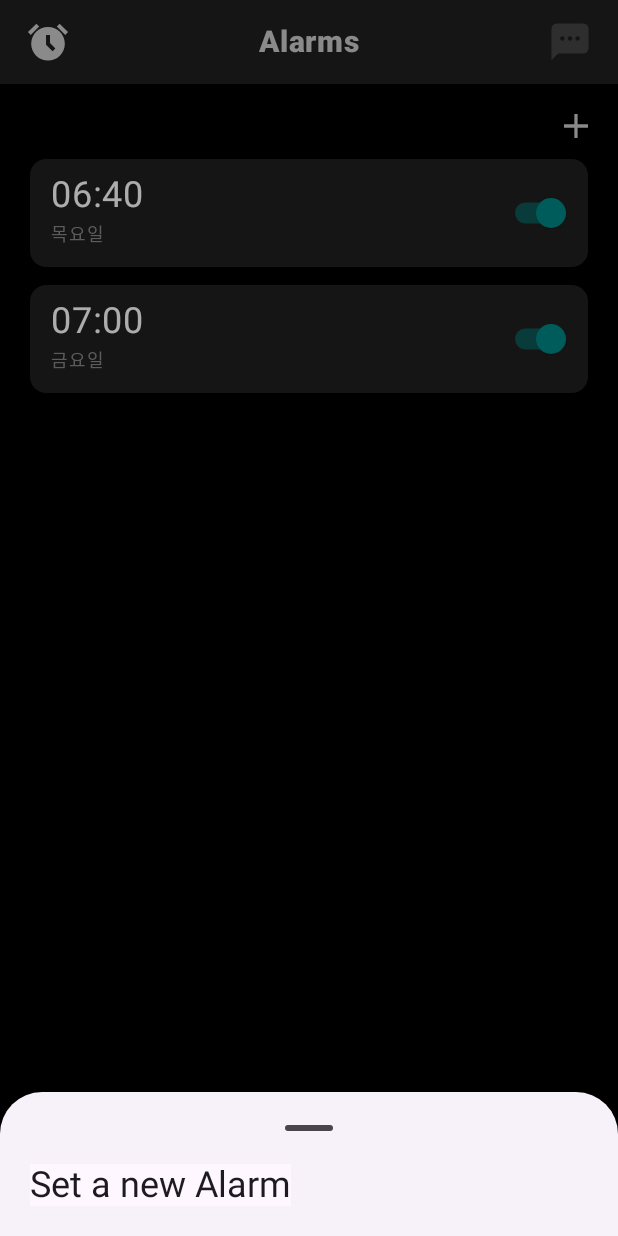
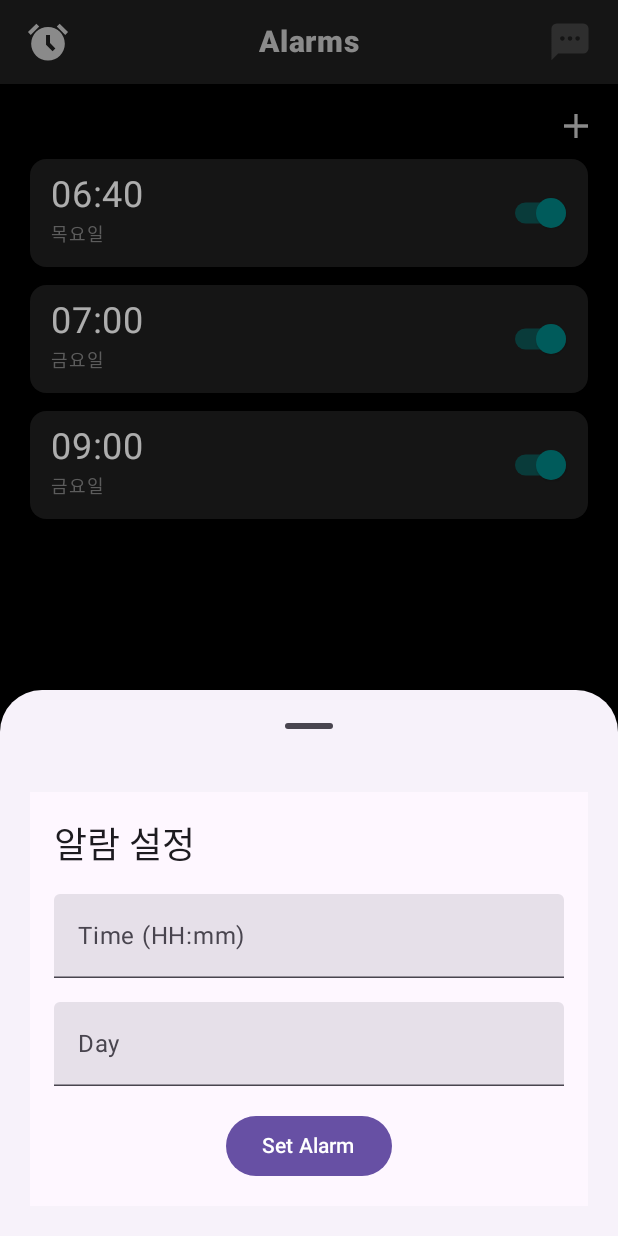
Before and after one commit to Woo124/alarm05, an Android app built with Jetpack Compose: the screen it shows after launch (MainActivity), after a tap on "06:40", on a phone screen of 412 x 824 dp. Run offline under Robolectric (Android 15) with nearby library versions, the phone set to English and light mode, and no system bars; our stand-ins replace Compose Multiplatform resources.

Commit message:
alarmview and add alarm

```diff
--- a/composeApp/src/commonMain/kotlin/ui/navigation/AlarmViewController.kt
+++ b/composeApp/src/commonMain/kotlin/ui/navigation/AlarmViewController.kt
@@ -38,7 +38,8 @@ fun AlarmView() {
     val alarmList = mutableListOf<AlarmInfo>(
         AlarmInfo(mutableStateOf("06:40"), mutableStateOf("목요일"), mutableStateOf(true)),
         AlarmInfo(mutableStateOf("07:00"), mutableStateOf("금요일"), mutableStateOf(true)),
-    )
+        AlarmInfo(mutableStateOf("09:00"), mutableStateOf("금요일"), mutableStateOf(true)),
+        )
 
     Column(
         modifier = Modifier.fillMaxWidth().padding(20.dp),
--- a/composeApp/src/commonMain/kotlin/ui/popup/AlarmPopup.kt
+++ b/composeApp/src/commonMain/kotlin/ui/popup/AlarmPopup.kt
@@ -1,15 +1,16 @@
 package ui.popup
 
-import androidx.compose.foundation.layout.padding
+import androidx.compose.foundation.layout.*
+import androidx.compose.foundation.text.KeyboardOptions
 import androidx.compose.material3.*
-import androidx.compose.runtime.Composable
-import androidx.compose.runtime.MutableState
-import androidx.compose.runtime.rememberCoroutineScope
+import androidx.compose.runtime.*
+import androidx.compose.ui.Alignment
 import androidx.compose.ui.Modifier
+import androidx.compose.ui.text.input.KeyboardType
 import androidx.compose.ui.unit.dp
 import androidx.compose.ui.unit.sp
+import kotlinx.coroutines.launch
 import ui.navigation.AlarmInfo
-
 
 @OptIn(ExperimentalMaterial3Api::class)
 @Composable
@@ -21,18 +22,62 @@ fun AlarmPopup(
     val sheetState = rememberModalBottomSheetState()
     val scope = rememberCoroutineScope()
 
+    var time by remember { mutableStateOf("") }
+    var day by remember { mutableStateOf("") }
+
     if (showPopup.value) {
+        DisposableEffect(Unit) {
+            onDispose {
+                time = ""
+                day = ""
+            }
+        }
+
         ModalBottomSheet(
             onDismissRequest = {
                 showPopup.value = false
             },
             sheetState = sheetState
         ) {
-            Surface(Modifier.padding(20.dp, 0.dp, 20.dp, 20.dp)) {
-                Text("Set a new Alarm", fontSize = 24.sp)
+            Surface(Modifier.padding(20.dp)) {
+                Column(
+                    modifier = Modifier
+                        .fillMaxWidth()
+                        .padding(16.dp)
+                ) {
+                    Text("알람 설정", fontSize = 24.sp, modifier = Modifier.padding(bottom = 16.dp))
+
+                    TextField(
+                        value = time,
+                        onValueChange = { time = it },
+                        label = { Text("Time (HH:mm)") },
+                        keyboardOptions = KeyboardOptions(keyboardType = KeyboardType.Number),
+                        modifier = Modifier.fillMaxWidth().padding(bottom = 16.dp)
+                    )
+
+                    TextField(
+                        value = day,
+                        onValueChange = { day = it },
+                        label = { Text("Day") },
+                        modifier = Modifier.fillMaxWidth().padding(bottom = 16.dp)
+                    )
+
+                    Button(
+                        onClick = {
+                            val newAlarm = AlarmInfo(mutableStateOf(time), mutableStateOf(day), mutableStateOf(true))
+                            if (alarmPopupIndex.value >= 0) {
+                                alarmList[alarmPopupIndex.value] = newAlarm
+                            } else {
+                                alarmList.add(newAlarm)
+                            }
+                            showPopup.value = false
+                        },
+                        modifier = Modifier.align(Alignment.CenterHorizontally)
+                    ) {
+                        Text("Set Alarm")
+                    }
+                }
             }
-
-
         }
     }
 }
```
